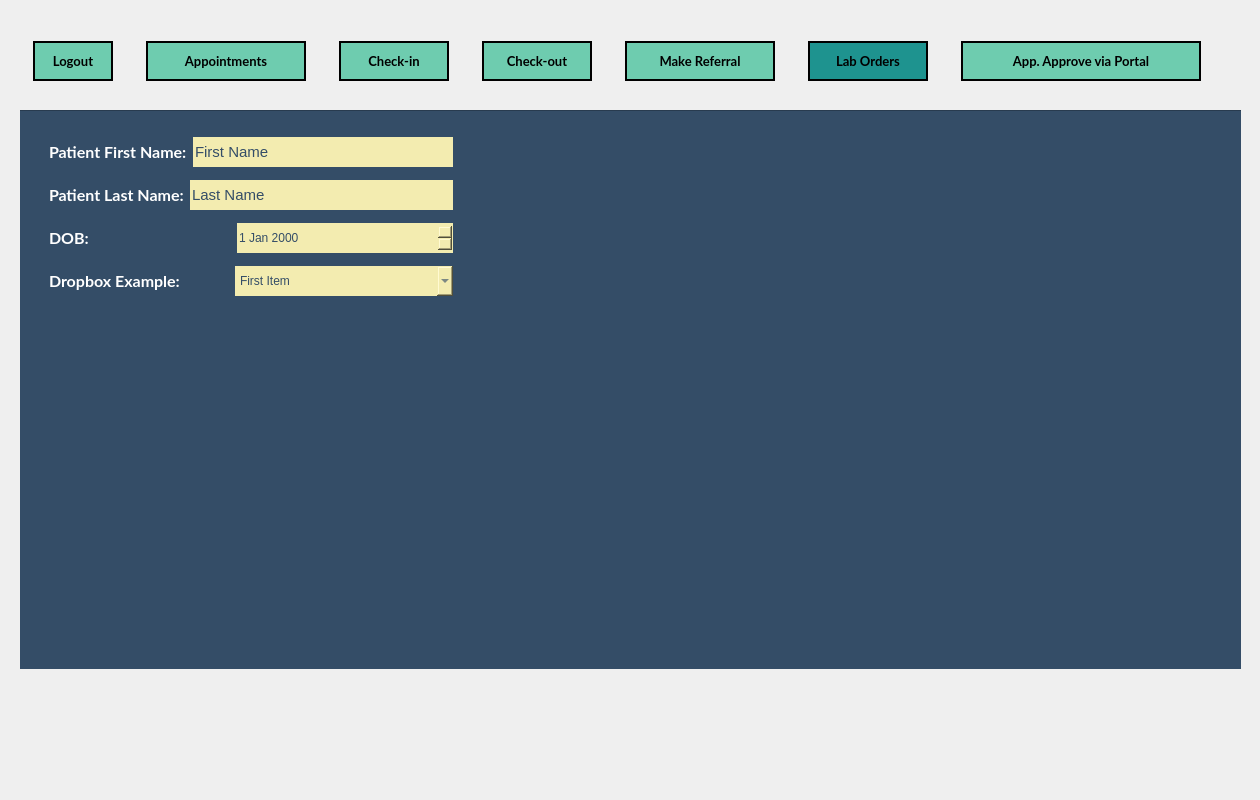
Before: the Qt Designer form template.ui in mxrked/Medical-Office-Administration, drawn with Qt 5.
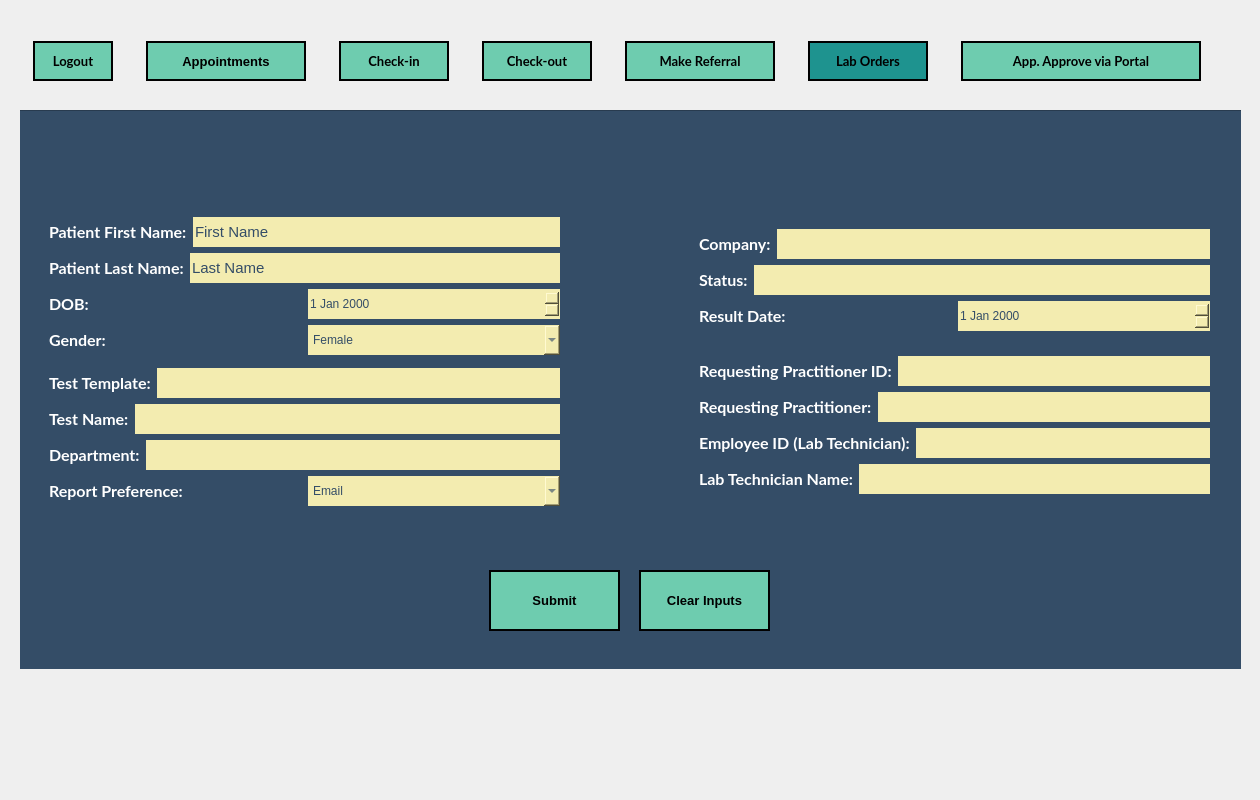
After: the same form once the commit is applied. Icons and pictures are not drawn.

Commit message: Added new vertical layout with lab orders fields

Diff of the .ui file:
```diff
--- a/template.ui
+++ b/template.ui
@@ -127,7 +127,7 @@
         </property>
         <property name="font">
          <font>
-          <family>Lato</family>
+          <family>MS Shell Dlg 2</family>
           <pointsize>10</pointsize>
           <weight>75</weight>
           <bold>true</bold>
@@ -458,15 +458,17 @@
      <property name="frameShadow">
       <enum>QFrame::Raised</enum>
      </property>
-     <widget class="QWidget" name="layoutWidget">
+     <widget class="QWidget" name="verticalLayoutWidget">
       <property name="geometry">
        <rect>
         <x>30</x>
-        <y>20</y>
-        <width>404</width>
-        <height>174</height>
+        <y>100</y>
+        <width>511</width>
+        <height>304</height>
        </rect>
       </property>
+      <layout class="QVBoxLayout" name="verticalLayout_LeftSide">
+       <item>
       <layout class="QVBoxLayout" name="verticalLayout">
        <item>
         <layout class="QHBoxLayout" name="Layout_PatientFirstName">
@@ -588,7 +590,7 @@
             <string notr="true"/>
            </property>
            <property name="text">
-            <string>Dropbox Example:</string>
+              <string>Gender:</string>
            </property>
           </widget>
          </item>
@@ -599,7 +601,7 @@
            </property>
            <item>
             <property name="text">
-             <string>First Item</string>
+               <string>Female</string>
             </property>
            </item>
            <item>
@@ -612,6 +614,513 @@
         </layout>
        </item>
       </layout>
+       </item>
+       <item>
+        <layout class="QVBoxLayout" name="verticalLayout_2">
+         <item>
+          <layout class="QHBoxLayout" name="Layout_LabTestTemplate">
+           <item>
+            <widget class="QLabel" name="Label_LabTestTemplate">
+             <property name="font">
+              <font>
+               <family>Lato</family>
+               <pointsize>12</pointsize>
+               <weight>75</weight>
+               <bold>true</bold>
+              </font>
+             </property>
+             <property name="styleSheet">
+              <string notr="true"/>
+             </property>
+             <property name="text">
+              <string>Test Template:</string>
+             </property>
+            </widget>
+           </item>
+           <item>
+            <widget class="QLineEdit" name="LineEdit_LabTestTemplate">
+             <property name="font">
+              <font>
+               <family>MS Shell Dlg 2</family>
+               <pointsize>11</pointsize>
+              </font>
+             </property>
+             <property name="styleSheet">
+              <string notr="true"/>
+             </property>
+             <property name="text">
+              <string/>
+             </property>
+             <property name="alignment">
+              <set>Qt::AlignLeading|Qt::AlignLeft|Qt::AlignVCenter</set>
+             </property>
+            </widget>
+           </item>
+          </layout>
+         </item>
+         <item>
+          <layout class="QHBoxLayout" name="Layout_LabTestName">
+           <item>
+            <widget class="QLabel" name="Label_LabTestName">
+             <property name="font">
+              <font>
+               <family>Lato</family>
+               <pointsize>12</pointsize>
+               <weight>75</weight>
+               <bold>true</bold>
+              </font>
+             </property>
+             <property name="styleSheet">
+              <string notr="true"/>
+             </property>
+             <property name="text">
+              <string>Test Name:</string>
+             </property>
+            </widget>
+           </item>
+           <item>
+            <widget class="QLineEdit" name="LineEdit_LabTestName">
+             <property name="font">
+              <font>
+               <family>MS Shell Dlg 2</family>
+               <pointsize>11</pointsize>
+              </font>
+             </property>
+             <property name="styleSheet">
+              <string notr="true"/>
+             </property>
+             <property name="text">
+              <string/>
+             </property>
+            </widget>
+           </item>
+          </layout>
+         </item>
+         <item>
+          <layout class="QHBoxLayout" name="Layout_LabDepartment">
+           <item>
+            <widget class="QLabel" name="Label_LabDepartment">
+             <property name="font">
+              <font>
+               <family>Lato</family>
+               <pointsize>12</pointsize>
+               <weight>75</weight>
+               <bold>true</bold>
+              </font>
+             </property>
+             <property name="styleSheet">
+              <string notr="true"/>
+             </property>
+             <property name="text">
+              <string>Department:</string>
+             </property>
+            </widget>
+           </item>
+           <item>
+            <widget class="QLineEdit" name="LineEdit_LabDepartment">
+             <property name="font">
+              <font>
+               <family>MS Shell Dlg 2</family>
+               <pointsize>11</pointsize>
+              </font>
+             </property>
+             <property name="styleSheet">
+              <string notr="true"/>
+             </property>
+             <property name="text">
+              <string/>
+             </property>
+            </widget>
+           </item>
+          </layout>
+         </item>
+         <item>
+          <layout class="QHBoxLayout" name="Layout_comboBox_TEMPLATE_2">
+           <item>
+            <widget class="QLabel" name="Label_Dropbox_TEMPLATE_2">
+             <property name="font">
+              <font>
+               <family>Lato</family>
+               <pointsize>12</pointsize>
+               <weight>75</weight>
+               <bold>true</bold>
+              </font>
+             </property>
+             <property name="styleSheet">
+              <string notr="true"/>
+             </property>
+             <property name="text">
+              <string>Report Preference:</string>
+             </property>
+            </widget>
+           </item>
+           <item>
+            <widget class="QComboBox" name="comboBox_TEMPLATE_2">
+             <property name="styleSheet">
+              <string notr="true"/>
+             </property>
+             <item>
+              <property name="text">
+               <string>Email</string>
+              </property>
+             </item>
+             <item>
+              <property name="text">
+               <string>Mail</string>
+              </property>
+             </item>
+            </widget>
+           </item>
+          </layout>
+         </item>
+        </layout>
+       </item>
+      </layout>
+     </widget>
+     <widget class="QWidget" name="verticalLayoutWidget_2">
+      <property name="geometry">
+       <rect>
+        <x>680</x>
+        <y>100</y>
+        <width>511</width>
+        <height>304</height>
+       </rect>
+      </property>
+      <layout class="QVBoxLayout" name="verticalLayout_RightSide">
+       <item>
+        <layout class="QVBoxLayout" name="verticalLayout_5">
+         <item>
+          <layout class="QHBoxLayout" name="Layout_LabCompany">
+           <item>
+            <widget class="QLabel" name="Label_LabCompany">
+             <property name="font">
+              <font>
+               <family>Lato</family>
+               <pointsize>12</pointsize>
+               <weight>75</weight>
+               <bold>true</bold>
+              </font>
+             </property>
+             <property name="styleSheet">
+              <string notr="true"/>
+             </property>
+             <property name="text">
+              <string>Company:</string>
+             </property>
+            </widget>
+           </item>
+           <item>
+            <widget class="QLineEdit" name="LineEdit_LabCompany">
+             <property name="font">
+              <font>
+               <family>MS Shell Dlg 2</family>
+               <pointsize>11</pointsize>
+              </font>
+             </property>
+             <property name="styleSheet">
+              <string notr="true"/>
+             </property>
+             <property name="text">
+              <string/>
+             </property>
+             <property name="alignment">
+              <set>Qt::AlignLeading|Qt::AlignLeft|Qt::AlignVCenter</set>
+             </property>
+            </widget>
+           </item>
+          </layout>
+         </item>
+         <item>
+          <layout class="QHBoxLayout" name="Layout_LabStatus">
+           <item>
+            <widget class="QLabel" name="Label_LabStatus">
+             <property name="font">
+              <font>
+               <family>Lato</family>
+               <pointsize>12</pointsize>
+               <weight>75</weight>
+               <bold>true</bold>
+              </font>
+             </property>
+             <property name="styleSheet">
+              <string notr="true"/>
+             </property>
+             <property name="text">
+              <string>Status:</string>
+             </property>
+            </widget>
+           </item>
+           <item>
+            <widget class="QLineEdit" name="LineEdit_LabStatus">
+             <property name="font">
+              <font>
+               <family>MS Shell Dlg 2</family>
+               <pointsize>11</pointsize>
+              </font>
+             </property>
+             <property name="styleSheet">
+              <string notr="true"/>
+             </property>
+             <property name="text">
+              <string/>
+             </property>
+            </widget>
+           </item>
+          </layout>
+         </item>
+         <item>
+          <layout class="QHBoxLayout" name="Layout_LabResultDate">
+           <item>
+            <widget class="QLabel" name="Label_LabResultDate">
+             <property name="font">
+              <font>
+               <family>Lato</family>
+               <pointsize>12</pointsize>
+               <weight>75</weight>
+               <bold>true</bold>
+              </font>
+             </property>
+             <property name="styleSheet">
+              <string notr="true"/>
+             </property>
+             <property name="text">
+              <string>Result Date:</string>
+             </property>
+            </widget>
+           </item>
+           <item>
+            <widget class="QDateEdit" name="dateEdit_LabResultDate"/>
+           </item>
+          </layout>
+         </item>
+        </layout>
+       </item>
+       <item>
+        <layout class="QVBoxLayout" name="verticalLayout_6">
+         <item>
+          <layout class="QHBoxLayout" name="Layout_LabTestTemplate_2">
+           <item>
+            <widget class="QLabel" name="Label_LabTestTemplate_2">
+             <property name="font">
+              <font>
+               <family>Lato</family>
+               <pointsize>12</pointsize>
+               <weight>75</weight>
+               <bold>true</bold>
+              </font>
+             </property>
+             <property name="styleSheet">
+              <string notr="true"/>
+             </property>
+             <property name="text">
+              <string>Requesting Practitioner ID:</string>
+             </property>
+            </widget>
+           </item>
+           <item>
+            <widget class="QLineEdit" name="LineEdit_LabTestTemplate_2">
+             <property name="font">
+              <font>
+               <family>MS Shell Dlg 2</family>
+               <pointsize>11</pointsize>
+              </font>
+             </property>
+             <property name="styleSheet">
+              <string notr="true"/>
+             </property>
+             <property name="text">
+              <string/>
+             </property>
+             <property name="alignment">
+              <set>Qt::AlignLeading|Qt::AlignLeft|Qt::AlignVCenter</set>
+             </property>
+            </widget>
+           </item>
+          </layout>
+         </item>
+         <item>
+          <layout class="QHBoxLayout" name="Layout_RequestingPractitioner">
+           <item>
+            <widget class="QLabel" name="Label_RequestingPractitioner">
+             <property name="font">
+              <font>
+               <family>Lato</family>
+               <pointsize>12</pointsize>
+               <weight>75</weight>
+               <bold>true</bold>
+              </font>
+             </property>
+             <property name="styleSheet">
+              <string notr="true"/>
+             </property>
+             <property name="text">
+              <string>Requesting Practitioner:</string>
+             </property>
+            </widget>
+           </item>
+           <item>
+            <widget class="QLineEdit" name="LineEdit_RequestingPractitioner">
+             <property name="font">
+              <font>
+               <family>MS Shell Dlg 2</family>
+               <pointsize>11</pointsize>
+              </font>
+             </property>
+             <property name="styleSheet">
+              <string notr="true"/>
+             </property>
+             <property name="text">
+              <string/>
+             </property>
+            </widget>
+           </item>
+          </layout>
+         </item>
+         <item>
+          <layout class="QHBoxLayout" name="Layout_EmployeeID">
+           <item>
+            <widget class="QLabel" name="Label_EmployeeID">
+             <property name="font">
+              <font>
+               <family>Lato</family>
+               <pointsize>12</pointsize>
+               <weight>75</weight>
+               <bold>true</bold>
+              </font>
+             </property>
+             <property name="styleSheet">
+              <string notr="true"/>
+             </property>
+             <property name="text">
+              <string>Employee ID (Lab Technician):</string>
+             </property>
+            </widget>
+           </item>
+           <item>
+            <widget class="QLineEdit" name="LineEdit_EmployeeID">
+             <property name="font">
+              <font>
+               <family>MS Shell Dlg 2</family>
+               <pointsize>11</pointsize>
+              </font>
+             </property>
+             <property name="styleSheet">
+              <string notr="true"/>
+             </property>
+             <property name="text">
+              <string/>
+             </property>
+            </widget>
+           </item>
+          </layout>
+         </item>
+         <item>
+          <layout class="QHBoxLayout" name="Layout_LabTechnicianName">
+           <item>
+            <widget class="QLabel" name="Label_LabTechnicianName">
+             <property name="font">
+              <font>
+               <family>Lato</family>
+               <pointsize>12</pointsize>
+               <weight>75</weight>
+               <bold>true</bold>
+              </font>
+             </property>
+             <property name="styleSheet">
+              <string notr="true"/>
+             </property>
+             <property name="text">
+              <string>Lab Technician Name:</string>
+             </property>
+            </widget>
+           </item>
+           <item>
+            <widget class="QLineEdit" name="LineEdit_LabTechnicianName">
+             <property name="font">
+              <font>
+               <family>MS Shell Dlg 2</family>
+               <pointsize>11</pointsize>
+              </font>
+             </property>
+             <property name="styleSheet">
+              <string notr="true"/>
+             </property>
+             <property name="text">
+              <string/>
+             </property>
+            </widget>
+           </item>
+          </layout>
+         </item>
+        </layout>
+       </item>
+      </layout>
+     </widget>
+     <widget class="QPushButton" name="pushButton_SubmitLabOrder">
+      <property name="geometry">
+       <rect>
+        <x>470</x>
+        <y>460</y>
+        <width>131</width>
+        <height>61</height>
+       </rect>
+      </property>
+      <property name="font">
+       <font>
+        <pointsize>10</pointsize>
+        <weight>75</weight>
+        <bold>true</bold>
+       </font>
+      </property>
+      <property name="styleSheet">
+       <string notr="true">QPushButton {
+	border-image: none;
+	background-color: #6ECCAF;
+	color: black;
+	border: 2px solid black;
+}
+
+QPushButton::hover {
+	background-color: rgb(14, 81, 85);
+	color: white;
+}</string>
+      </property>
+      <property name="text">
+       <string>Submit</string>
+      </property>
+     </widget>
+     <widget class="QPushButton" name="pushButton_ClearLabOrders">
+      <property name="geometry">
+       <rect>
+        <x>620</x>
+        <y>460</y>
+        <width>131</width>
+        <height>61</height>
+       </rect>
+      </property>
+      <property name="font">
+       <font>
+        <pointsize>10</pointsize>
+        <weight>75</weight>
+        <bold>true</bold>
+       </font>
+      </property>
+      <property name="styleSheet">
+       <string notr="true">QPushButton {
+	border-image: none;
+	background-color: #6ECCAF;
+	color: black;
+	border: 2px solid black;
+}
+
+QPushButton::hover {
+	background-color: rgb(14, 81, 85);
+	color: white;
+}</string>
+      </property>
+      <property name="text">
+       <string>Clear Inputs</string>
+      </property>
      </widget>
     </widget>
    </widget>
```
Left out of the diff: 2 changed lines with no effect on the pictures. Lines whose indentation alone changed are shown as unchanged.
